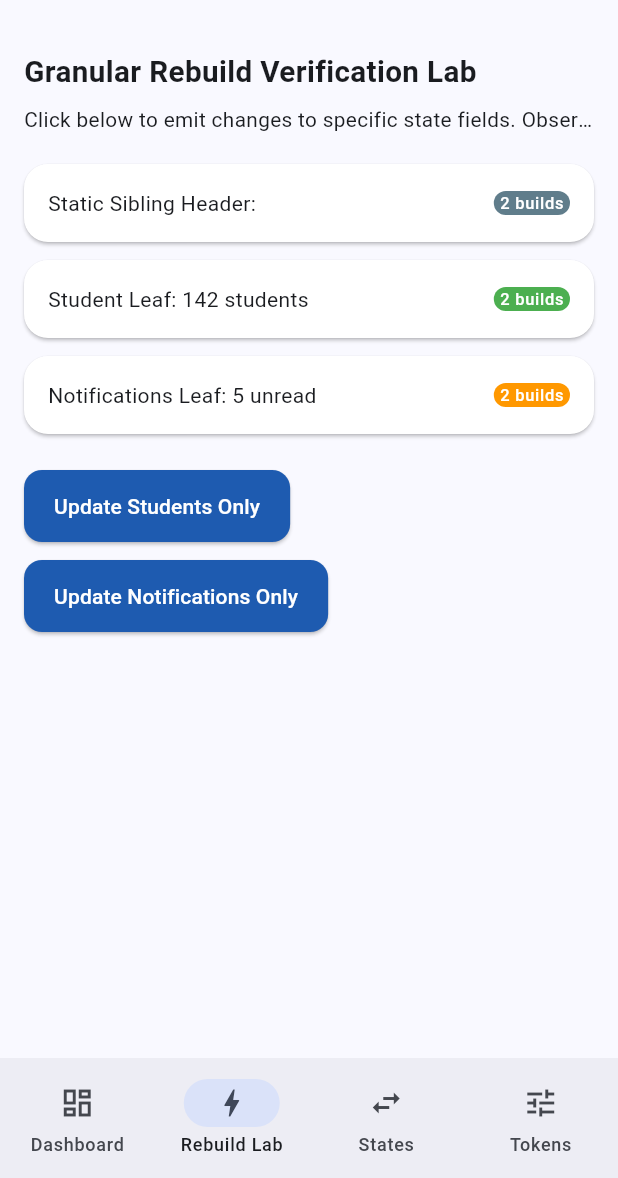
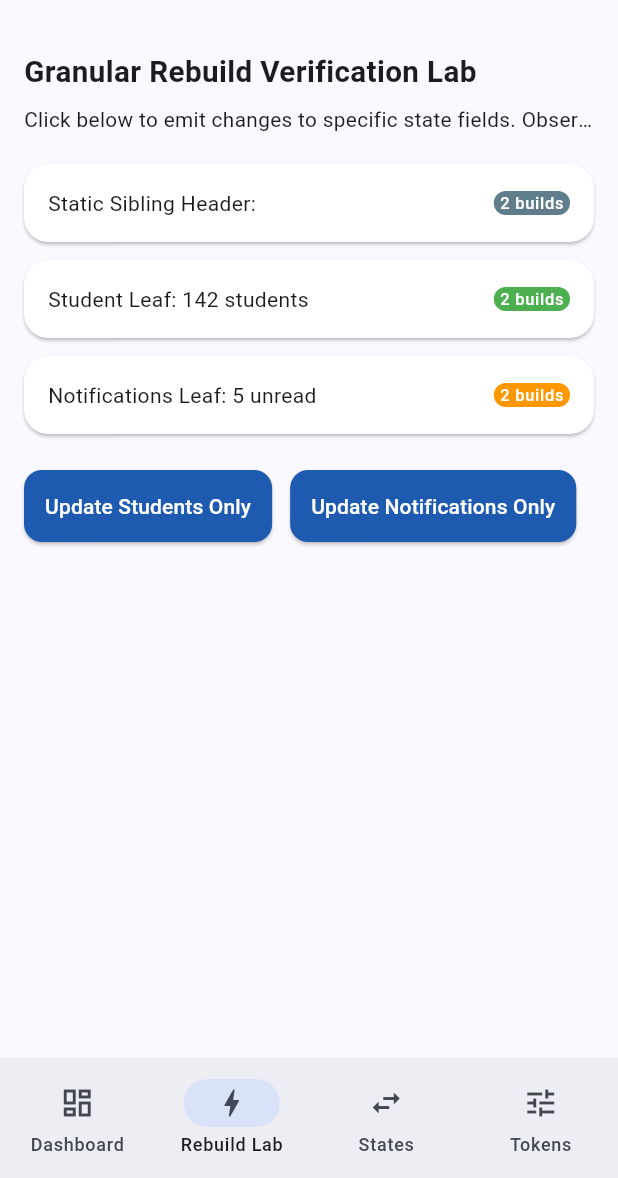
Before and after one commit to juwelzan/adaptive_ui, a Flutter app: the screen it shows after launch, item 2 of the bottom bar chosen, on a phone screen of 412 x 824 dp, the part 58-1236 px from its top. Run offline on Flutter 3.47's test engine with Material 3 defaults, Android fonts, the light colour scheme and no system bars; our stand-ins replace flutter_bloc, nested.

Commit message:
fix: improve constraint resilience in adaptive grid, scaffold, card, and button widgets with updated tests

```diff
--- a/example/lib/main.dart
+++ b/example/lib/main.dart
@@ -336,6 +336,7 @@ class _ShowcaseHomeScreenState extends AdaptiveState<ShowcaseHomeScreen> {
           Builder(
             builder: (ctx) {
               _headerRebuilds++;
+
               return AdaptiveCard(
                 child: Row(
                   mainAxisAlignment: MainAxisAlignment.spaceBetween,
--- a/lib/src/core/adaptive_value.dart
+++ b/lib/src/core/adaptive_value.dart
@@ -251,6 +251,9 @@ class AdaptiveInsets {
     if (isAuto) {
       switch (layout.containerBreakpoint) {
         case Breakpoint.compact:
+          if (layout.availableWidth > 0 && layout.availableWidth < 360.0) {
+            return const EdgeInsets.all(12.0);
+          }
           return const EdgeInsets.all(16.0);
         case Breakpoint.medium:
           return const EdgeInsets.all(24.0);
--- a/lib/src/widgets/controls/adaptive_button.dart
+++ b/lib/src/widgets/controls/adaptive_button.dart
@@ -73,7 +73,11 @@ class AdaptiveButton extends StatelessWidget {
                   ),
                 ),
               )
-            : Row(
+            : ClipRect(
+                child: FittedBox(
+                  fit: BoxFit.scaleDown,
+                  alignment: Alignment.center,
+                  child: Row(
                     mainAxisSize: MainAxisSize.min,
                     mainAxisAlignment: MainAxisAlignment.center,
                     children: [
@@ -81,14 +85,20 @@ class AdaptiveButton extends StatelessWidget {
                         icon!,
                         const SizedBox(width: 8.0),
                       ],
-                  Flexible(child: child),
+                      child,
                     ],
+                  ),
+                ),
               );
+
+        final EdgeInsetsGeometry resolvedPadding = padding ??
+            (layout.isCompact
+                ? const EdgeInsets.symmetric(horizontal: 14.0, vertical: 10.0)
+                : const EdgeInsets.symmetric(horizontal: 20.0, vertical: 12.0));
 
         ButtonStyle buttonStyle = ElevatedButton.styleFrom(
           minimumSize: Size(minWidth, minHeight),
-          padding: padding ??
-              const EdgeInsets.symmetric(horizontal: 20.0, vertical: 12.0),
+          padding: resolvedPadding,
           shape: RoundedRectangleBorder(
             borderRadius: theme.radii.toBorderRadius(theme.radii.md),
           ),
--- a/lib/src/widgets/layout/adaptive_scaffold.dart
+++ b/lib/src/widgets/layout/adaptive_scaffold.dart
@@ -139,10 +139,13 @@ class AdaptiveScaffold extends StatelessWidget {
     if (destinations.isEmpty) {
       return AdaptiveNavigationType.none;
     }
-    if (layout.containerBreakpoint.index >= extendedBreakpoint.index) {
+    // Prevent starving body width when window is small or during resize
+    if (layout.availableWidth >= 840.0 &&
+        layout.containerBreakpoint.index >= extendedBreakpoint.index) {
       return AdaptiveNavigationType.extendedRail;
     }
-    if (layout.containerBreakpoint.index >= railBreakpoint.index) {
+    if (layout.availableWidth >= 500.0 &&
+        layout.containerBreakpoint.index >= railBreakpoint.index) {
       return AdaptiveNavigationType.rail;
     }
     return AdaptiveNavigationType.bottom;
@@ -209,7 +212,14 @@ class AdaptiveScaffold extends StatelessWidget {
                   ),
                   if (includeRailDivider)
                     const VerticalDivider(width: 1, thickness: 1),
-                  Expanded(child: body),
+                  Expanded(
+                    child: AdaptiveBuilder(
+                      builder:
+                          (BuildContext ctx, AdaptiveLayoutData bodyLayout) {
+                        return body;
+                      },
+                    ),
+                  ),
                 ],
               ),
               floatingActionButton: floatingActionButton,
--- a/lib/src/widgets/surfaces/adaptive_card.dart
+++ b/lib/src/widgets/surfaces/adaptive_card.dart
@@ -53,9 +53,36 @@ class AdaptiveCard extends StatelessWidget {
         final BorderRadius resolvedRadius =
             borderRadius ?? theme.radii.toBorderRadius(theme.radii.lg);
 
+        EdgeInsets safePadding = resolvedPadding;
+        if (layout.constraints.hasBoundedWidth &&
+            layout.constraints.maxWidth > 0) {
+          final double maxH = (layout.constraints.maxWidth * 0.15)
+              .clamp(0.0, resolvedPadding.left);
+          if (safePadding.horizontal >= layout.constraints.maxWidth * 0.4) {
+            safePadding = EdgeInsets.symmetric(
+              horizontal: maxH,
+              vertical: safePadding.vertical,
+            );
+          }
+        }
+        if (layout.constraints.hasBoundedHeight &&
+            layout.constraints.maxHeight > 0) {
+          final double maxV = (layout.constraints.maxHeight * 0.12)
+              .clamp(0.0, resolvedPadding.top);
+          if (safePadding.vertical >= layout.constraints.maxHeight * 0.4) {
+            safePadding = EdgeInsets.symmetric(
+              horizontal: safePadding.horizontal,
+              vertical: maxV,
+            );
+          }
+        }
+
         Widget content = Padding(
-          padding: resolvedPadding,
-          child: child,
+          padding: safePadding,
+          child: ClipRect(
+            clipBehavior: Clip.antiAlias,
+            child: child,
+          ),
         );
 
         if (onTap != null) {
```
Also changed, not shown: lib/src/widgets/layout/adaptive_grid.dart (+18 -2 lines), 4 other files. Lines whose indentation alone changed are shown as unchanged.
